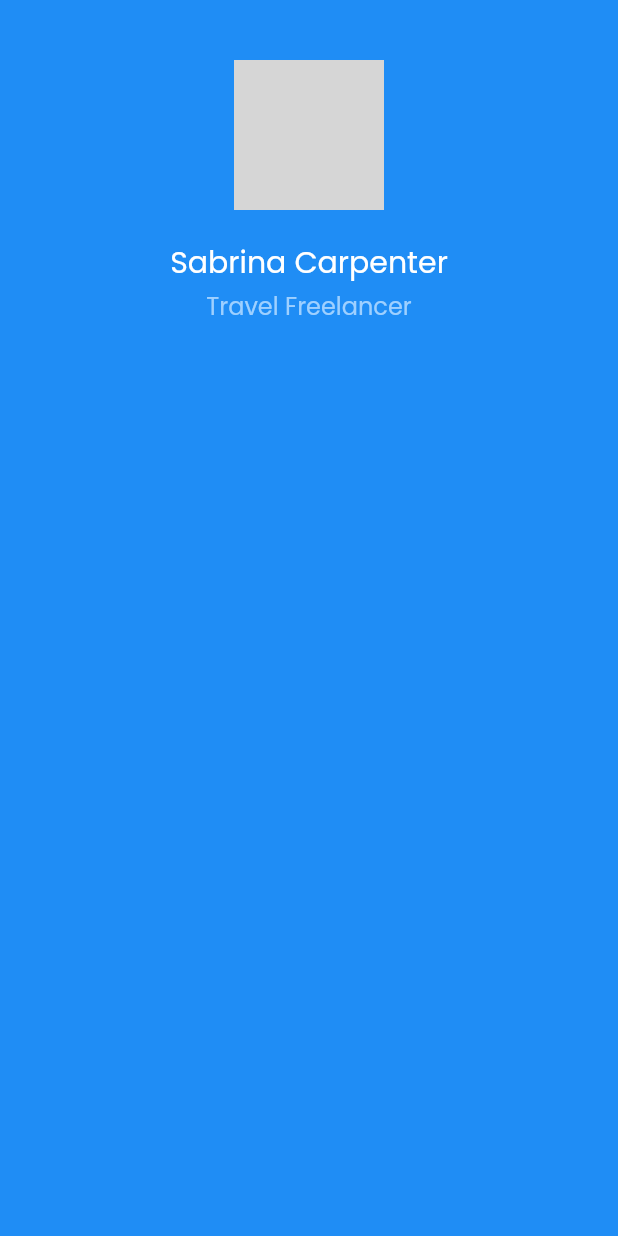
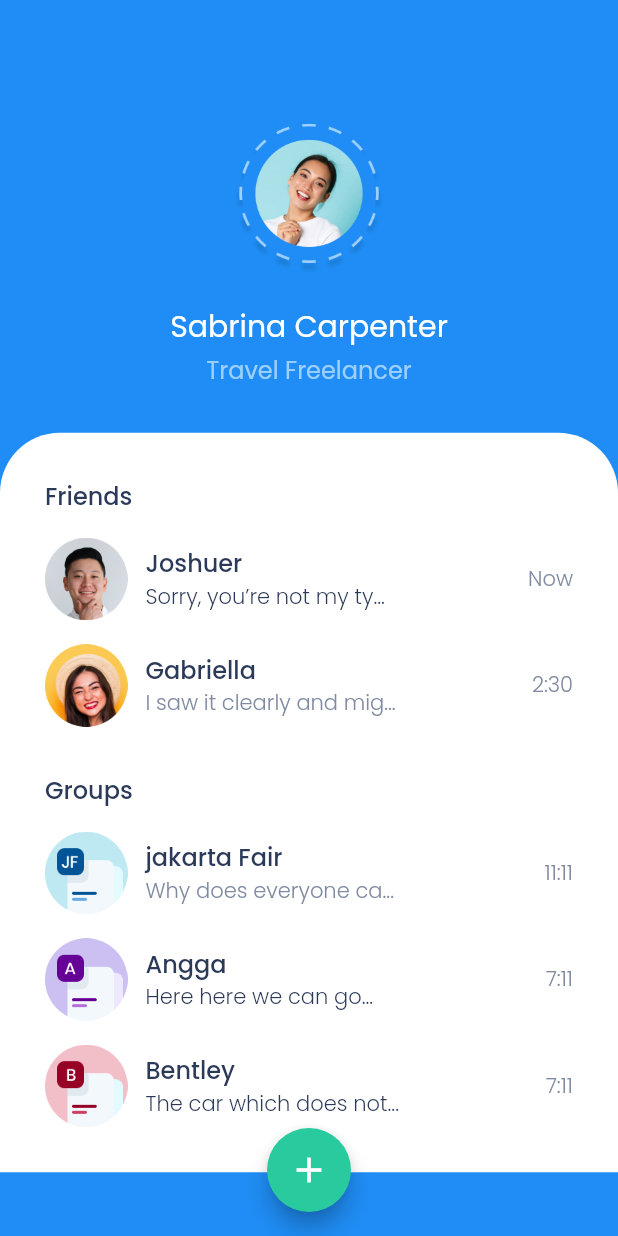
Before and after one commit to mohsetiawanmodeong/design-to-code-flutter, a Flutter app: the screen it shows after launch, on a phone screen of 412 x 824 dp. Run offline on Flutter 3.47's test engine with Material 2 defaults, Android fonts, the phone set to English and light mode, and no system bars; grey boxes are pictures that could not be loaded.

Commit message:
home page selesai

```diff
--- a/lib/pages/home_page.dart
+++ b/lib/pages/home_page.dart
@@ -1,20 +1,31 @@
 import 'package:flutter/material.dart';
 import 'package:bwa_chatty/theme.dart';
+import 'package:bwa_chatty/widgets/chat_tile.dart';
 
 class HomePage extends StatelessWidget {
   @override
   Widget build(BuildContext context) {
     return Scaffold(
       backgroundColor: blueColor,
+      floatingActionButton: FloatingActionButton(
+        onPressed: () {},
+        backgroundColor: greenColor,
+        child: Icon(
+          Icons.add,
+          size: 28,
+        ),
+      ),
+      floatingActionButtonLocation: FloatingActionButtonLocation.centerFloat,
       body: SafeArea(
         child: Center(
+          child: SingleChildScrollView(
             child: Column(
               children: [
                 SizedBox(
                   height: 40,
                 ),
                 Image.asset(
-                'assets/images/profil_pic.png',
+                  'assets/images/profile_pic.png',
                   height: 100,
                   width: 100,
                 ),
@@ -38,7 +49,72 @@ class HomePage extends StatelessWidget {
                     color: lightBlueColor,
                   ),
                 ),
+                SizedBox(
+                  height: 30,
+                ),
+                Container(
+                  width: double.infinity,
+                  padding: EdgeInsets.all(30),
+                  decoration: BoxDecoration(
+                    color: whiteColor,
+                    borderRadius: BorderRadius.vertical(
+                      top: Radius.circular(40),
+                    ),
+                  ),
+                  child: Column(
+                    crossAxisAlignment: CrossAxisAlignment.start,
+                    children: [
+                      Text(
+                        'Friends',
+                        style: titleTextStyle,
+                      ),
+                      ChatTile(
+                        imageUrl: 'assets/images/friend1.png',
+                        name: 'Joshuer',
+                        text: 'Sorry, you’re not my ty...',
+                        time: 'Now',
+                        unread: true,
+                      ),
+                      ChatTile(
+                        imageUrl: 'assets/images/friend2.png',
+                        name: 'Gabriella',
+                        text: 'I saw it clearly and mig...',
+                        time: '2:30',
+                        unread: false,
+                      ),
+                      SizedBox(
+                        height: 30,
+                      ),
+                      Text(
+                        'Groups',
+                        style: titleTextStyle,
+                      ),
+                      ChatTile(
+                        imageUrl: 'assets/images/group1.png',
+                        name: 'jakarta Fair',
+                        text: 'Why does everyone ca...',
+                        time: '11:11',
+                        unread: false,
+                      ),
+                      ChatTile(
+                        imageUrl: 'assets/images/group2.png',
+                        name: 'Angga',
+                        text: 'Here here we can go...',
+                        time: '7:11',
+                        unread: true,
+                      ),
+                      ChatTile(
+                        imageUrl: 'assets/images/group3.png',
+                        name: 'Bentley',
+                        text: 'The car which does not...',
+                        time: '7:11',
+                        unread: true,
+                      ),
                     ],
+                  ),
+                ),
+              ],
+            ),
           ),
         ),
       ),
--- /dev/null
+++ b/lib/widgets/chat_tile.dart
@@ -0,0 +1,53 @@
+import 'package:flutter/material.dart';
+import 'package:bwa_chatty/theme.dart';
+
+class ChatTile extends StatelessWidget {
+  final String? imageUrl;
+  final String? name;
+  final String? text;
+  final String? time;
+  final bool? unread;
+
+  ChatTile({this.imageUrl, this.name, this.text, this.time, this.unread});
+
+  @override
+  Widget build(BuildContext context) {
+    return Padding(
+      padding: EdgeInsets.only(top: 16),
+      child: Row(
+        children: [
+          Image.asset(
+            imageUrl!,
+            width: 55,
+            height: 55,
+          ),
+          SizedBox(
+            width: 12,
+          ),
+          Column(
+            crossAxisAlignment: CrossAxisAlignment.start,
+            children: [
+              Text(
+                name!,
+                style: titleTextStyle,
+              ),
+              Text(
+                text!,
+                style: unread!
+                    ? subtitleTextStyle.copyWith(
+                        color: blackColor,
+                      )
+                    : subtitleTextStyle,
+              ),
+            ],
+          ),
+          Spacer(),
+          Text(
+            time!,
+            style: subtitleTextStyle,
+          ),
+        ],
+      ),
+    );
+  }
+}
```
Lines whose indentation alone changed are shown as unchanged.
